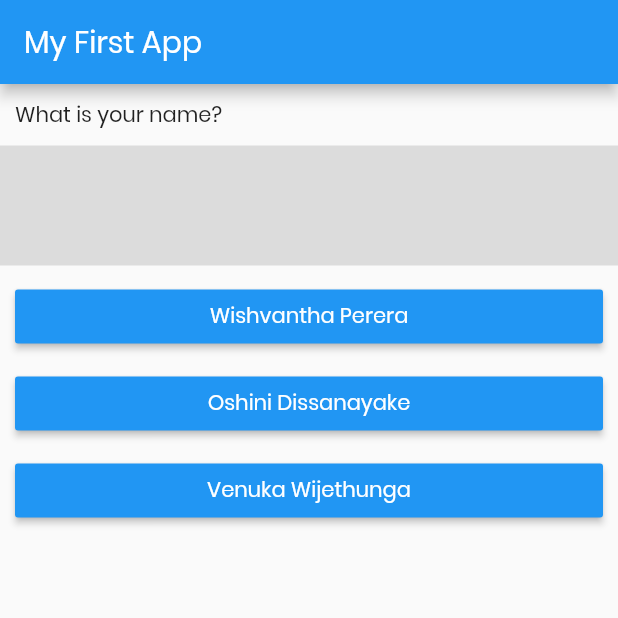
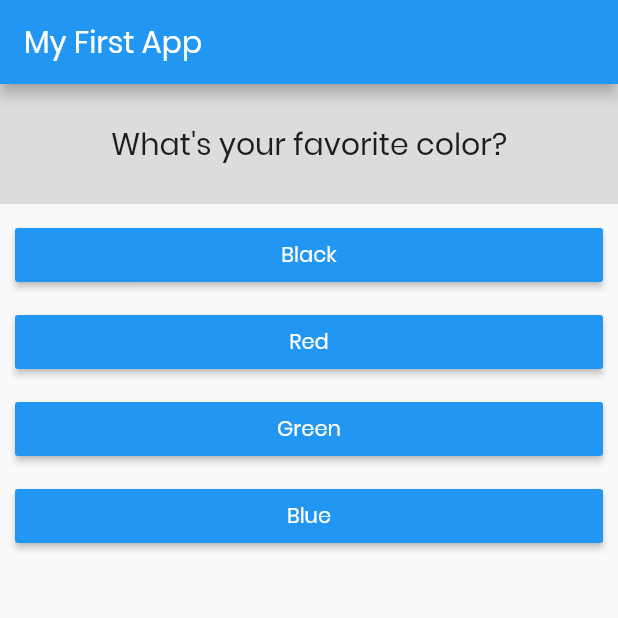
Before and after one commit to wish9919/flutter-practical-guide, a Flutter app: the screen it shows after launch, on a phone screen of 412 x 824 dp, the top half of it. Run offline on Flutter 3.47's test engine with Material 2 defaults, Android fonts, the phone set to English and light mode, and no system bars.

```diff
--- a/lib/answer.dart
+++ b/lib/answer.dart
@@ -1,10 +1,10 @@
 import 'package:flutter/material.dart';
 
 class Answer extends StatelessWidget {
+  final Function selectHandler;
   final String answerText;
-  final Function selectHandler;
 
-  Answer(this.answerText, this.selectHandler);
+  Answer(this.selectHandler, this.answerText);
 
   @override
   Widget build(BuildContext context) {
--- a/lib/main.dart
+++ b/lib/main.dart
@@ -11,20 +11,27 @@ class MyApp extends StatefulWidget {
 }
 
 class _MyAppState extends State<MyApp> {
-  var _yourName = '';
+  var _questionIndex = 0;
 
-  var wish = 'Wishvantha';
-  var osha = 'Oshini';
-  var venu = 'Venuka';
-
-  _answerQuestion({yourName}) {
+  void _answerQuestion() {
     setState(() {
-      _yourName = yourName;
+      _questionIndex = _questionIndex + 1;
     });
   }
 
   @override
   Widget build(BuildContext context) {
+    var questions = [
+      {
+        'questionText': 'What\'s your favorite color?',
+        'answers': ['Black', 'Red', 'Green', 'Blue']
+      },
+      {
+        'questionText': 'What\'s your favorite animal?',
+        'answers': ['Snake', 'Tiger', 'Eagle', 'Lion']
+      },
+    ];
+
     return MaterialApp(
       theme: ThemeData(fontFamily: 'Poppins'),
       debugShowCheckedModeBanner: false,
@@ -35,17 +42,11 @@ class _MyAppState extends State<MyApp> {
         )),
         body: Column(
           children: <Widget>[
-            Container(
-              padding: EdgeInsets.all(10.0),
-              child: Align(
-                alignment: Alignment.centerLeft,
-                child: Text('What is your name?'),
-              ),
-            ),
-            Question(_yourName),
-            Answer('Wishvantha Perera', () => _answerQuestion(yourName: wish)),
-            Answer('Oshini Dissanayake', () => _answerQuestion(yourName: osha)),
-            Answer('Venuka Wijethunga', () => _answerQuestion(yourName: venu))
+            Question(questions[_questionIndex]['questionText']),
+            ...(questions[_questionIndex]['answers'] as List<String>)
+                .map((answer) {
+              return Answer(_answerQuestion, answer);
+            }).toList()
           ],
         ),
       ),
```
